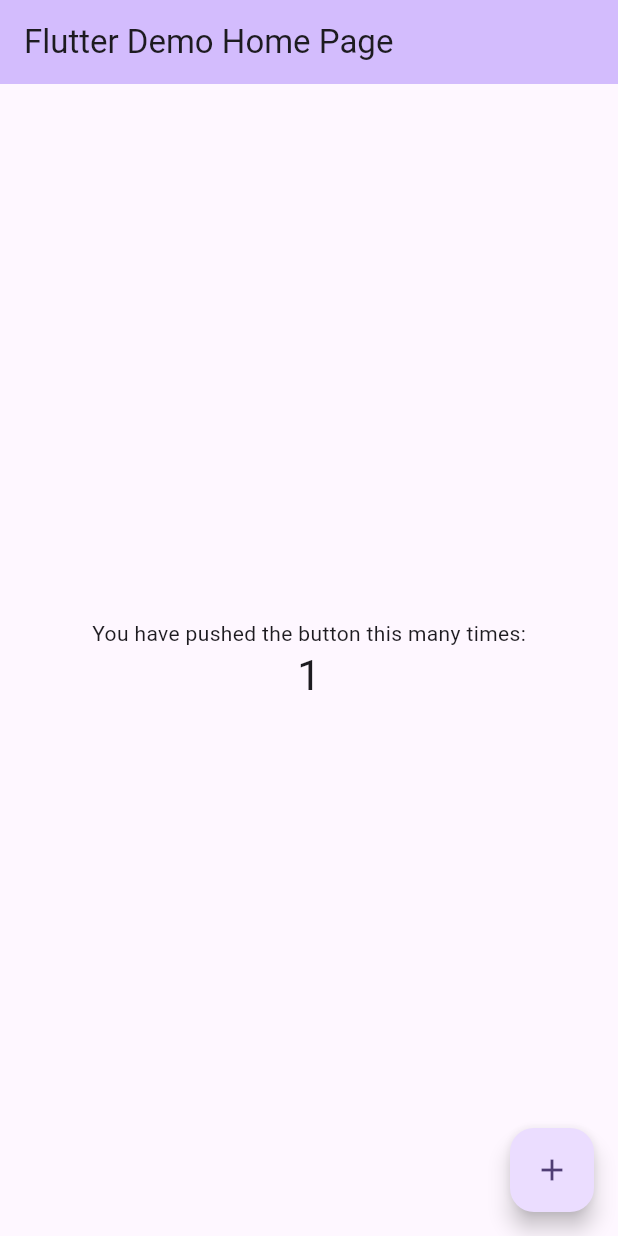
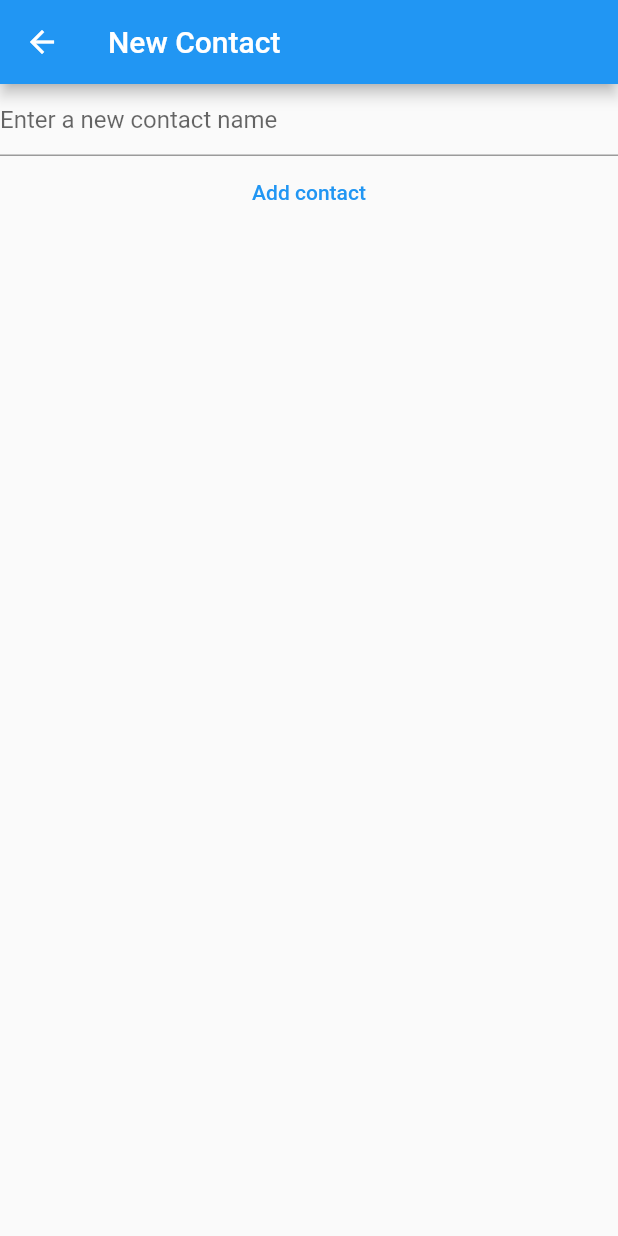
Before and after one commit to gzurowski/flutter-change-management-course, a Flutter app: the screen it shows after launch, after a tap on the "add" icon, on a phone screen of 412 x 824 dp. Run offline on Flutter 3.47's test engine with Material 2 defaults, Android fonts, the phone set to English and light mode, and no system bars.

Commit message:
Initial app without state management

```diff
--- a/vanilla_contacts/lib/main.dart
+++ b/vanilla_contacts/lib/main.dart
@@ -1,125 +1,116 @@
 import 'package:flutter/material.dart';
 
 void main() {
-  runApp(const MyApp());
+  runApp(const MainApp());
 }
 
-class MyApp extends StatelessWidget {
-  const MyApp({super.key});
+class MainApp extends StatelessWidget {
+  const MainApp({super.key});
 
-  // This widget is the root of your application.
   @override
   Widget build(BuildContext context) {
-    return MaterialApp(
-      title: 'Flutter Demo',
-      theme: ThemeData(
-        // This is the theme of your application.
-        //
-        // TRY THIS: Try running your application with "flutter run". You'll see
-        // the application has a blue toolbar. Then, without quitting the app,
-        // try changing the seedColor in the colorScheme below to Colors.green
-        // and then invoke "hot reload" (save your changes or press the "hot
-        // reload" button in a Flutter-supported IDE, or press "r" if you used
-        // the command line to start the app).
-        //
-        // Notice that the counter didn't reset back to zero; the application
-        // state is not lost during the reload. To reset the state, use hot
-        // restart instead.
-        //
-        // This works for code too, not just values: Most code changes can be
-        // tested with just a hot reload.
-        colorScheme: ColorScheme.fromSeed(seedColor: Colors.deepPurple),
-        useMaterial3: true,
+    return MaterialApp(home: const HomePage(), routes: {
+      '/new-contact': (context) => const NewContactView(),
+    });
+  }
+}
+
+class Contact {
+  final String name;
+
+  const Contact({required this.name});
+}
+
+class ContactBook {
+  ContactBook._();
+  static final ContactBook _instance = ContactBook._();
+  factory ContactBook() => _instance;
+
+  final List<Contact> _contacts = [];
+
+  int get length => _contacts.length;
+
+  void add({required Contact contact}) {
+    _contacts.add(contact);
+  }
+
+  void remove({required Contact contact}) {
+    _contacts.remove(contact);
+  }
+
+  Contact? contact({required int atIndex}) =>
+      _contacts.length > atIndex ? _contacts[atIndex] : null;
+}
+
+class HomePage extends StatelessWidget {
+  const HomePage({Key? key}) : super(key: key);
+
+  @override
+  Widget build(BuildContext context) {
+    final contactBook = ContactBook();
+    return Scaffold(
+      appBar: AppBar(title: const Text('Home Page')),
+      body: ListView.builder(
+        itemBuilder: (context, index) {
+          final contact = contactBook.contact(atIndex: index)!;
+          return ListTile(
+            title: Text(contact.name),
+          );
+        },
+        itemCount: contactBook.length,
       ),
-      home: const MyHomePage(title: 'Flutter Demo Home Page'),
+      floatingActionButton: FloatingActionButton(
+        onPressed: () async {
+          await Navigator.pushNamed(context, '/new-contact');
+        },
+        child: const Icon(Icons.add),
+      ),
     );
   }
 }
 
-class MyHomePage extends StatefulWidget {
-  const MyHomePage({super.key, required this.title});
-
-  // This widget is the home page of your application. It is stateful, meaning
-  // that it has a State object (defined below) that contains fields that affect
-  // how it looks.
-
-  // This class is the configuration for the state. It holds the values (in this
-  // case the title) provided by the parent (in this case the App widget) and
-  // used by the build method of the State. Fields in a Widget subclass are
-  // always marked "final".
-
-  final String title;
+class NewContactView extends StatefulWidget {
+  const NewContactView({super.key});
 
   @override
-  State<MyHomePage> createState() => _MyHomePageState();
+  State<NewContactView> createState() => _NewContactViewState();
 }
 
-class _MyHomePageState extends State<MyHomePage> {
-  int _counter = 0;
+class _NewContactViewState extends State<NewContactView> {
+  late final TextEditingController _nameController;
 
-  void _incrementCounter() {
-    setState(() {
-      // This call to setState tells the Flutter framework that something has
-      // changed in this State, which causes it to rerun the build method below
-      // so that the display can reflect the updated values. If we changed
-      // _counter without calling setState(), then the build method would not be
-      // called again, and so nothing would appear to happen.
-      _counter++;
-    });
+  @override
+  void initState() {
+    _nameController = TextEditingController();
+    super.initState();
+  }
+
+  @override
+  void dispose() {
+    _nameController.dispose();
+    super.dispose();
   }
 
   @override
   Widget build(BuildContext context) {
-    // This method is rerun every time setState is called, for instance as done
-    // by the _incrementCounter method above.
-    //
-    // The Flutter framework has been optimized to make rerunning build methods
-    // fast, so that you can just rebuild anything that needs updating rather
-    // than having to individually change instances of widgets.
     return Scaffold(
-      appBar: AppBar(
-        // TRY THIS: Try changing the color here to a specific color (to
-        // Colors.amber, perhaps?) and trigger a hot reload to see the AppBar
-        // change color while the other colors stay the same.
-        backgroundColor: Theme.of(context).colorScheme.inversePrimary,
-        // Here we take the value from the MyHomePage object that was created by
-        // the App.build method, and use it to set our appbar title.
-        title: Text(widget.title),
-      ),
-      body: Center(
-        // Center is a layout widget. It takes a single child and positions it
-        // in the middle of the parent.
-        child: Column(
-          // Column is also a layout widget. It takes a list of children and
-          // arranges them vertically. By default, it sizes itself to fit its
-          // children horizontally, and tries to be as tall as its parent.
-          //
-          // Column has various properties to control how it sizes itself and
-          // how it positions its children. Here we use mainAxisAlignment to
-          // center the children vertically; the main axis here is the vertical
-          // axis because Columns are vertical (the cross axis would be
-          // horizontal).
-          //
-          // TRY THIS: Invoke "debug painting" (choose the "Toggle Debug Paint"
-          // action in the IDE, or press "p" in the console), to see the
-          // wireframe for each widget.
-          mainAxisAlignment: MainAxisAlignment.center,
-          children: <Widget>[
-            const Text(
-              'You have pushed the button this many times:',
-            ),
-            Text(
-              '$_counter',
-              style: Theme.of(context).textTheme.headlineMedium,
-            ),
-          ],
+      appBar: AppBar(title: const Text('New Contact')),
+      body: Column(children: [
+        TextField(
+          controller: _nameController,
+          decoration: const InputDecoration(
+            hintText: 'Enter a new contact name',
+          ),
         ),
-      ),
-      floatingActionButton: FloatingActionButton(
-        onPressed: _incrementCounter,
-        tooltip: 'Increment',
-        child: const Icon(Icons.add),
-      ), // This trailing comma makes auto-formatting nicer for build methods.
+        TextButton(
+          onPressed: () {
+            final contact = Contact(name: _nameController.text);
+            ContactBook().add(contact: contact);
+            Navigator.pop(context);
+          },
+          child: const Text('Add contact'),
+        )
+      ]),
     );
   }
 }
```
